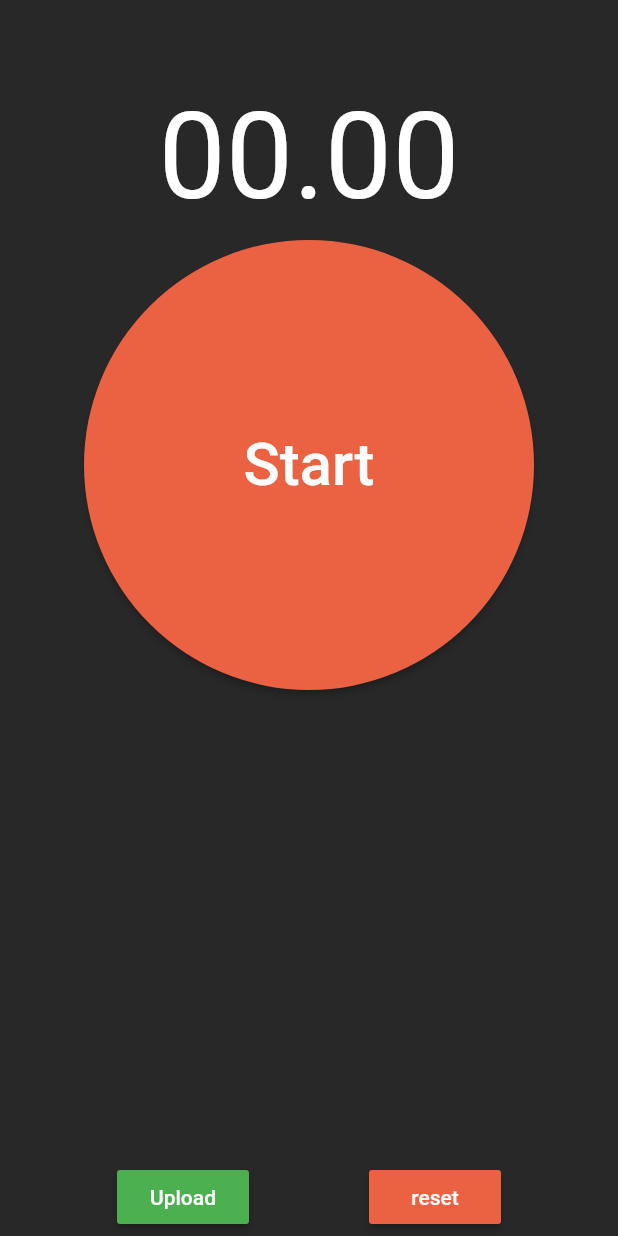
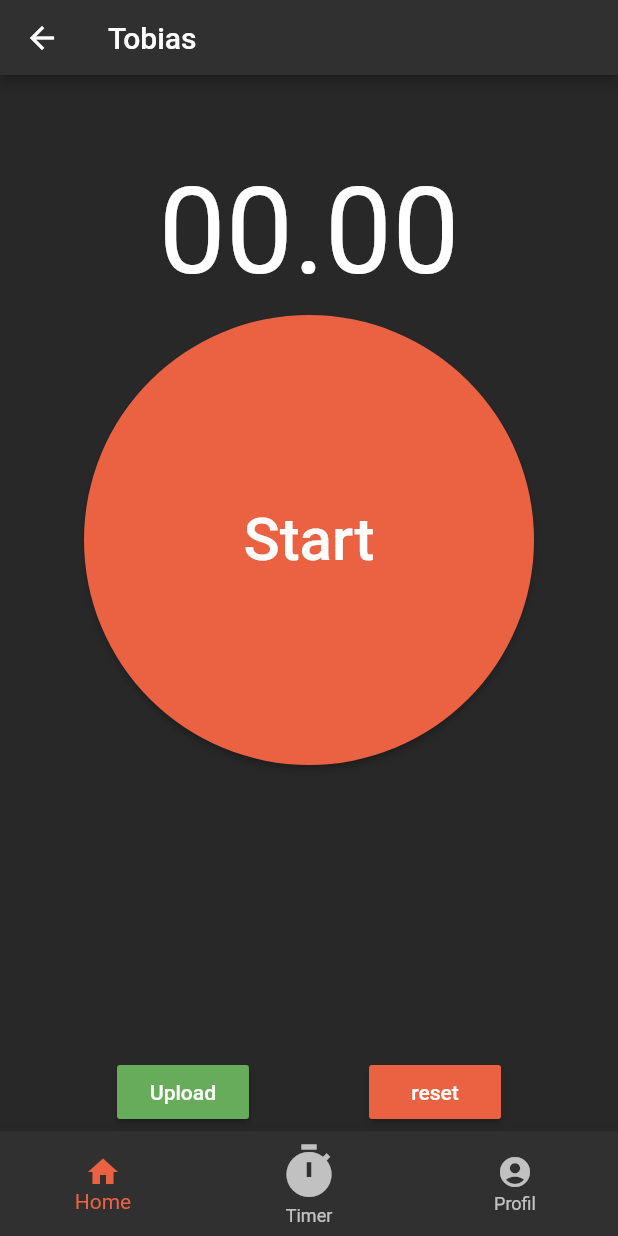
Before and after one commit to SportswatchApp/sportswatch--app, a Flutter app: the StopwatchScreen screen opened directly, on a phone screen of 412 x 824 dp. Run offline on Flutter 3.47's test engine with Material 2 defaults, Android fonts, the phone set to English and light mode, and no system bars; our stand-ins replace flutter_secure_storage, stop_watch_timer; accounts and stored records are empty; Roboto replaces fonts that are missing (Quicksand).

Commit message:
merged and made main scaffold

```diff
--- a/lib/client/settings.dart
+++ b/lib/client/settings.dart
@@ -12,5 +12,4 @@ class ApiSettings {
       'Content-Language': 'da'
     };
   }
-
 }
--- a/lib/screens/login.dart
+++ b/lib/screens/login.dart
@@ -1,7 +1,7 @@
 import 'package:flutter/material.dart';
 import 'package:flutter_secure_storage/flutter_secure_storage.dart';
 import 'package:sportswatch/client/api/api.dart';
-import 'package:sportswatch/screens/front_page.dart';
+import 'package:sportswatch/screens/stopwatch.dart';
 import 'package:sportswatch/widgets/buttons/default.dart';
 import 'package:sportswatch/widgets/buttons/text_button.dart';
 import 'package:sportswatch/widgets/colors/default.dart';
@@ -121,7 +121,7 @@ class _LoginScreenState extends State<LoginScreen> {
   }
 
   StatefulWidget pageAfterLoginSuccess() {
-    return FrontPageScreen();
+    return StopwatchScreen();
   }
 
   Future<String> _getToken() async {
--- a/lib/screens/stopwatch.dart
+++ b/lib/screens/stopwatch.dart
@@ -5,6 +5,7 @@ import 'package:sportswatch/widgets/colors/default.dart';
 import 'package:sportswatch/widgets/headings/h1.dart';
 import 'package:sportswatch/widgets/input/password.dart';
 import 'package:sportswatch/widgets/input/text.dart';
+import 'package:sportswatch/widgets/scaffold/default.dart';
 import 'package:stop_watch_timer/stop_watch_timer.dart';
 
 class StopwatchScreen extends StatefulWidget {
@@ -17,8 +18,7 @@ class _StopwatchScreenState extends State<StopwatchScreen> {
 
   @override
   Widget build(BuildContext context) {
-    return Scaffold(
-      backgroundColor: SportsWatchColors.backgroundColor,
+    return MainScaffold(
       body: Center(
         child: Column(
           //mainAxisAlignment: MainAxisAlignment.start,
@@ -35,7 +35,7 @@ class _StopwatchScreenState extends State<StopwatchScreen> {
             ),
           ],
         ),
-      ),
+      )
     );
   }
 
@@ -110,7 +110,7 @@ class _StopwatchScreenState extends State<StopwatchScreen> {
     return Padding(
       padding: EdgeInsets.all(2),
       child: RaisedButton(
-        color: Colors.green,
+        color: SportsWatchColors.greenColor,
         child: Text('Upload'),
         onPressed: () async {
           uploadBtnFunction();
--- a/lib/widgets/colors/default.dart
+++ b/lib/widgets/colors/default.dart
@@ -4,8 +4,10 @@ class SportsWatchColors {
   static const Color primary = Color.fromRGBO(235, 98, 66, 1);
   static const Color backgroundColor = Color.fromRGBO(40, 40, 40, 1);
   static const Color fontColor = Color.fromRGBO(140, 140, 140, 1);
+  static const Color greenColor = Color.fromRGBO(103, 172, 91, 1);
 
   /* 50 shades of grey */
+  static const Color appBarColor = Color.fromRGBO(48, 48, 48, 1);
   static const Color lightGrey = Color.fromRGBO(90, 90, 90, 1);
   static const Color lighterGrey = Color.fromRGBO(113, 113, 113, 1);
   static const Color normalGrey = Color.fromRGBO(69, 69, 69, 1);
--- /dev/null
+++ b/lib/widgets/scaffold/default.dart
@@ -0,0 +1,53 @@
+import 'package:flutter/material.dart';
+import 'package:sportswatch/widgets/colors/default.dart';
+
+class MainScaffold extends StatelessWidget {
+  MainScaffold({this.body, this.onTap});
+
+  Widget body;
+  final ValueChanged<int> onTap;
+
+
+  @override
+  Widget build(BuildContext context) {
+    int _selectedIndex = 0;
+    return Scaffold(
+      appBar: PreferredSize(
+        preferredSize: Size.fromHeight(50),
+        child: Center(
+          child: AppBar(
+            title: Row(
+              mainAxisAlignment: MainAxisAlignment.spaceBetween,
+              children: [
+                Text("Tobias")
+              ],
+            ),
+            backgroundColor: SportsWatchColors.appBarColor,
+            elevation: 3,
+          ),
+        ),
+      ),
+      backgroundColor: SportsWatchColors.backgroundColor,
+      body: this.body,
+      bottomNavigationBar: BottomNavigationBar(
+        items: const <BottomNavigationBarItem>[
+          BottomNavigationBarItem(
+            icon: Icon(Icons.home),
+            label: 'Home',
+          ),
+          BottomNavigationBarItem(
+            icon: Icon(Icons.timer, size: 40),
+            label: 'Timer',
+          ),
+          BottomNavigationBarItem(
+            icon: Icon(Icons.account_circle),
+            label: 'Profil',
+          ),
+        ],
+        currentIndex: _selectedIndex,
+        selectedItemColor: SportsWatchColors.primary,
+        onTap: this.onTap,
+      ),
+    );
+  }
+}
```
Also changed, not shown: lib/screens/signup.dart (deleted, +0 -121 lines), pubspec.lock, 2 other files.
